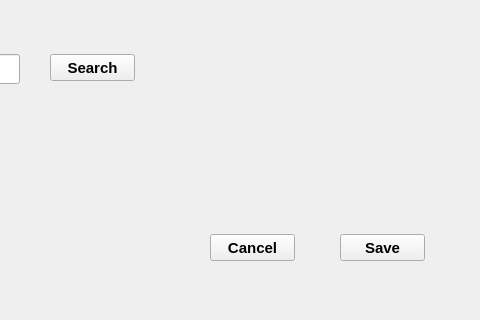
The window that gui_data/frm_settings.ui (kowmang/Eqsl_Program) describes before a commit, drawn with Qt 5; both pictures show x 320 to 800 and y 276 to 596 of the 800 by 596 pixel window.
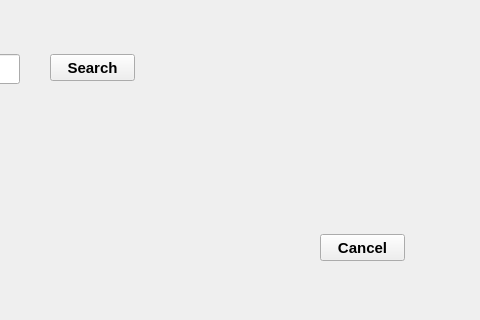
The same window after the commit.

Commit message: delete save btn and added function to new db, search db and QLineEdit db path

What changed in the file:
```diff
--- a/gui_data/frm_settings.ui
+++ b/gui_data/frm_settings.ui
@@ -72,25 +72,6 @@
     <string>Restore</string>
    </property>
   </widget>
-  <widget class="QPushButton" name="btn_Save_frm_settings">
-   <property name="geometry">
-    <rect>
-     <x>660</x>
-     <y>510</y>
-     <width>85</width>
-     <height>27</height>
-    </rect>
-   </property>
-   <property name="font">
-    <font>
-     <pointsize>11</pointsize>
-     <bold>true</bold>
-    </font>
-   </property>
-   <property name="text">
-    <string>Save</string>
-   </property>
-  </widget>
   <widget class="QLabel" name="lb_downloadfolder_image">
    <property name="geometry">
     <rect>
@@ -130,7 +111,7 @@
   <widget class="QPushButton" name="btn_cancel_frm_settings">
    <property name="geometry">
     <rect>
-     <x>530</x>
+     <x>640</x>
      <y>510</y>
      <width>85</width>
      <height>27</height>
```
Left out of the diff: 6 changed lines with no effect on the pictures. The commit also changes 1 other file.
